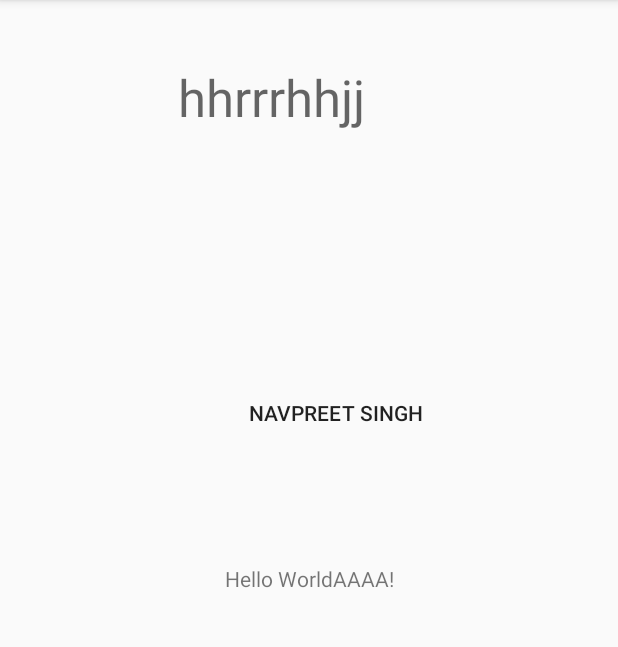
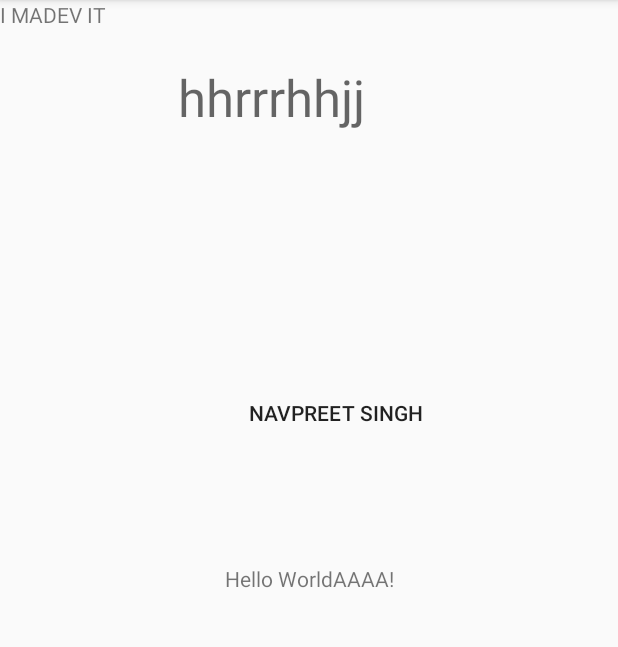
Before and after one commit to NavSGill/NewSkype, an Android app: the screen it shows after launch (MainActivity), on a phone screen of 412 x 824 dp, the part 84-731 px from its top. Run offline under Robolectric (Android 15) with nearby library versions, the phone set to English and light mode, and no system bars.

Commit message:
ASDFASDF2

```diff
--- a/app/src/main/res/layout/activity_main.xml
+++ b/app/src/main/res/layout/activity_main.xml
@@ -66,4 +66,12 @@
         app:layout_constraintRight_toRightOf="parent"
         app:layout_constraintTop_toBottomOf="@+id/textView3" />
 
+    <TextView
+        android:id="@+id/textView5"
+        android:layout_width="wrap_content"
+        android:layout_height="wrap_content"
+        android:text="I MADEV IT"
+        tools:layout_editor_absoluteX="158dp"
+        tools:layout_editor_absoluteY="320dp" />
+
 </android.support.constraint.ConstraintLayout>
```
